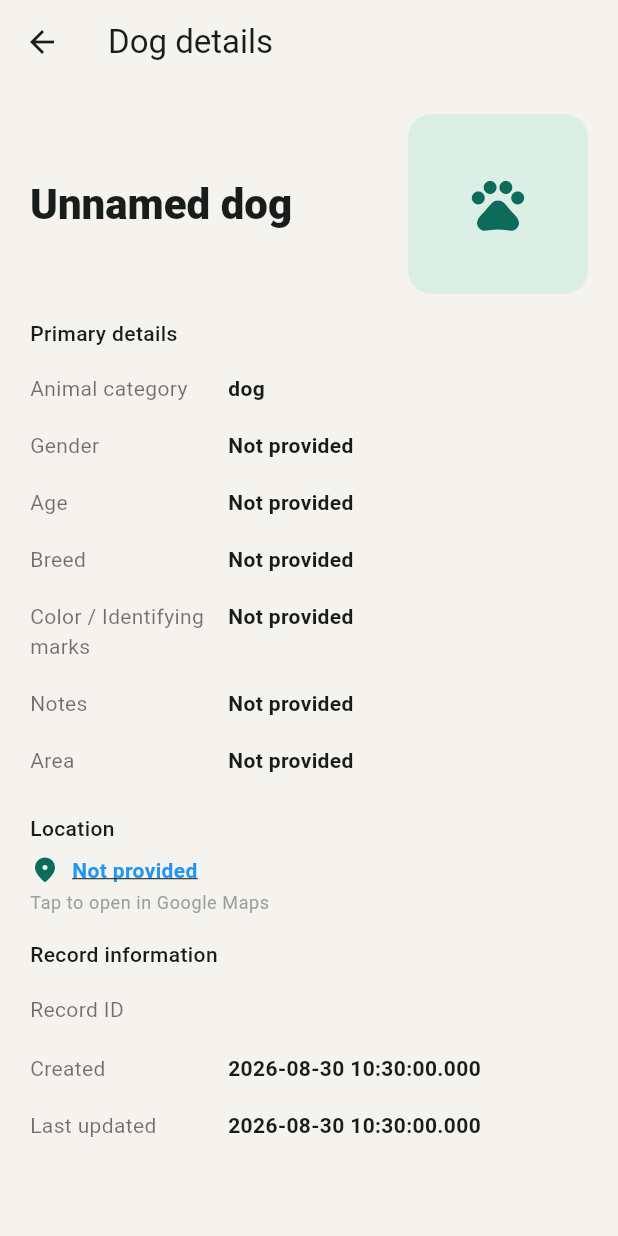
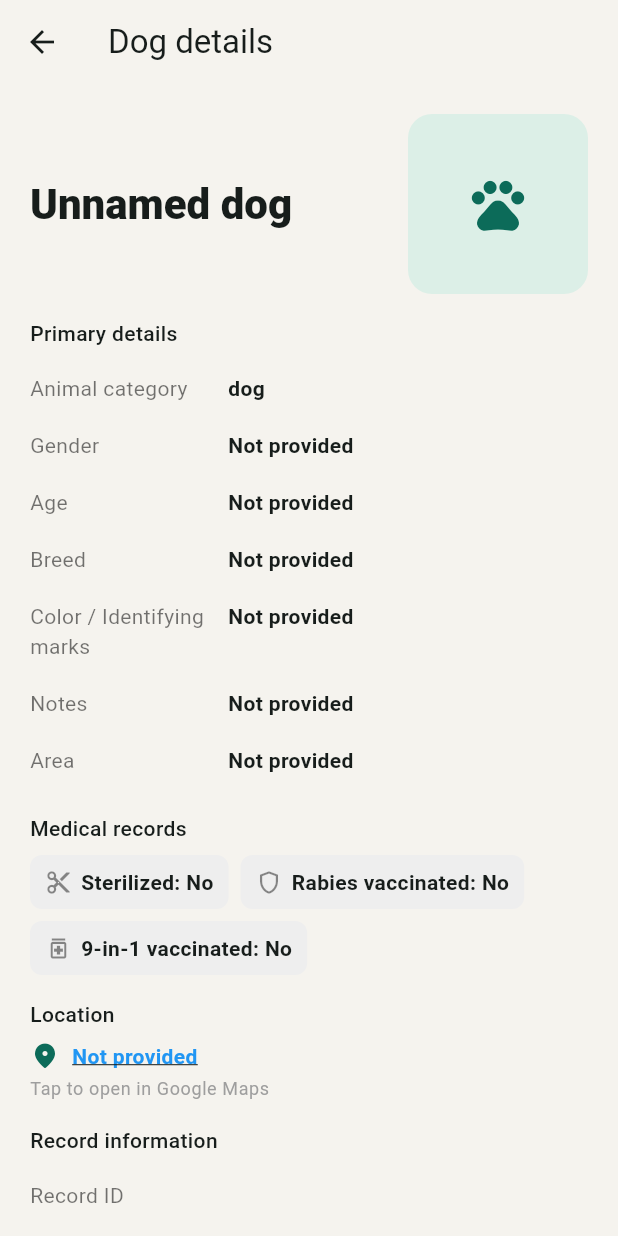
Before and after one commit to vnalalwani/pawprint, a Flutter app: the _DogDetailsPage screen opened directly with empty values, on a phone screen of 412 x 824 dp. Run offline on Flutter 3.47's test engine with Material 3 defaults, Android fonts, the phone set to English and light mode, and no system bars; our stand-ins replace geolocator, image_picker, supabase_flutter; accounts and stored records are empty.

Commit message:
removed vaccinated field

```diff
--- a/lib/main.dart
+++ b/lib/main.dart
@@ -514,6 +514,8 @@ class _DogDetailsPage extends StatelessWidget {
               _DetailValue('Area', _display(dog.area)),
             ],
           ),
+          const SizedBox(height: 16),
+          _MedicalRecordsSection(dog: dog),
           if (dog.hasLocation)
             Padding(
               padding: const EdgeInsets.only(top: 16),
@@ -643,6 +645,81 @@ class _DetailSection extends StatelessWidget {
   );
 }
 
+class _MedicalRecordsSection extends StatelessWidget {
+  const _MedicalRecordsSection({required this.dog});
+
+  final Dog dog;
+
+  @override
+  Widget build(BuildContext context) => Column(
+    crossAxisAlignment: CrossAxisAlignment.start,
+    children: [
+      const Text(
+        'Medical records',
+        style: TextStyle(fontWeight: FontWeight.w500),
+      ),
+      const SizedBox(height: 8),
+      Wrap(
+        spacing: 8,
+        runSpacing: 8,
+        children: [
+          _MedicalRecordBadge(
+            icon: Icons.content_cut_outlined,
+            label: 'Sterilized',
+            complete: dog.sterilization == SterilizationStatus.yes,
+          ),
+          _MedicalRecordBadge(
+            icon: Icons.shield_outlined,
+            label: 'Rabies vaccinated',
+            complete: dog.rabiesVaccinated,
+          ),
+          _MedicalRecordBadge(
+            icon: Icons.medication_outlined,
+            label: '9-in-1 vaccinated',
+            complete: dog.nineInOneVaccinated,
+          ),
+        ],
+      ),
+    ],
+  );
+}
+
+class _MedicalRecordBadge extends StatelessWidget {
+  const _MedicalRecordBadge({
+    required this.icon,
+    required this.label,
+    required this.complete,
+  });
+
+  final IconData icon;
+  final String label;
+  final bool complete;
+
+  @override
+  Widget build(BuildContext context) => Container(
+    padding: const EdgeInsets.symmetric(horizontal: 10, vertical: 8),
+    decoration: BoxDecoration(
+      color: complete ? const Color(0xffdcefe7) : const Color(0xffeeeeee),
+      borderRadius: BorderRadius.circular(8),
+    ),
+    child: Row(
+      mainAxisSize: MainAxisSize.min,
+      children: [
+        Icon(
+          icon,
+          size: 18,
+          color: complete ? const Color(0xff1c6b5a) : Colors.black45,
+        ),
+        const SizedBox(width: 6),
+        Text(
+          '$label: ${complete ? 'Yes' : 'No'}',
+          style: const TextStyle(fontWeight: FontWeight.w600),
+        ),
+      ],
+    ),
+  );
+}
+
 class _EmptyState extends StatelessWidget {
   const _EmptyState({required this.onAddDog});
   final VoidCallback onAddDog;
@@ -702,7 +779,6 @@ class _AddDogDialogState extends State<_AddDogDialog> {
   double? _latitude;
   double? _longitude;
   SterilizationStatus _sterilization = SterilizationStatus.no;
-  bool _vaccinated = false;
   bool _rabies = false;
   bool _nineInOne = false;
   DateTime? _vaccinationDate;
@@ -730,6 +806,8 @@ class _AddDogDialogState extends State<_AddDogDialog> {
     _sterilization = dog.sterilization == SterilizationStatus.unknown
         ? SterilizationStatus.no
         : dog.sterilization;
+    _rabies = dog.rabiesVaccinated;
+    _nineInOne = dog.nineInOneVaccinated;
   }
 
   @override
@@ -813,7 +891,7 @@ class _AddDogDialogState extends State<_AddDogDialog> {
   }
 
   void _save() {
-    if (_vaccinated && (!_rabies && !_nineInOne || _vaccinationDate == null)) {
+    if ((_rabies || _nineInOne) && _vaccinationDate == null) {
       ScaffoldMessenger.of(context).showSnackBar(
         const SnackBar(
           content: Text('Choose a vaccine and its vaccination date.'),
@@ -849,7 +927,6 @@ class _AddDogDialogState extends State<_AddDogDialog> {
         healthDetails: DogHealthDetails(
           dogId: recordId,
           sterilization: _sterilization,
-          vaccinated: _vaccinated,
           rabies: _rabies,
           nineInOne: _nineInOne,
           vaccinationDate: _vaccinationDate,
@@ -1054,22 +1131,11 @@ class _AddDogDialogState extends State<_AddDogDialog> {
                   )
                 : _HealthDetailsPage(
                     sterilization: _sterilization,
-                    vaccinated: _vaccinated,
                     rabies: _rabies,
                     nineInOne: _nineInOne,
                     vaccinationDate: _vaccinationDate,
                     onSterilizationChanged: (status) {
                       setState(() => _sterilization = status);
-                    },
-                    onVaccinatedChanged: (value) {
-                      setState(() {
-                        _vaccinated = value;
-                        if (!value) {
-                          _rabies = false;
-                          _nineInOne = false;
-                          _vaccinationDate = null;
-                        }
-                      });
                     },
                     onRabiesChanged: (value) {
                       setState(() => _rabies = value);
@@ -1112,24 +1178,20 @@ class _DogRecordDraft {
 class _HealthDetailsPage extends StatelessWidget {
   const _HealthDetailsPage({
     required this.sterilization,
-    required this.vaccinated,
     required this.rabies,
     required this.nineInOne,
     required this.vaccinationDate,
     required this.onSterilizationChanged,
-    required this.onVaccinatedChanged,
     required this.onRabiesChanged,
     required this.onNineInOneChanged,
     required this.onSelectDate,
   });
 
   final SterilizationStatus sterilization;
-  final bool vaccinated;
   final bool rabies;
   final bool nineInOne;
   final DateTime? vaccinationDate;
   final ValueChanged<SterilizationStatus> onSterilizationChanged;
-  final ValueChanged<bool> onVaccinatedChanged;
   final ValueChanged<bool> onRabiesChanged;
   final ValueChanged<bool> onNineInOneChanged;
   final VoidCallback onSelectDate;
@@ -1152,28 +1214,19 @@ class _HealthDetailsPage extends StatelessWidget {
         ),
       ),
       const SizedBox(height: 12),
-      SwitchListTile(
-        contentPadding: EdgeInsets.zero,
-        title: const Text(
-          'Vaccinated',
-          style: TextStyle(fontWeight: FontWeight.w600),
-        ),
-        value: vaccinated,
-        onChanged: onVaccinatedChanged,
-      ),
-      if (vaccinated) ...[
       CheckboxListTile(
         contentPadding: EdgeInsets.zero,
-          title: const Text('Rabies'),
+        title: const Text('Rabies vaccinated'),
         value: rabies,
         onChanged: (value) => onRabiesChanged(value ?? false),
       ),
       CheckboxListTile(
         contentPadding: EdgeInsets.zero,
-          title: const Text('9-in-1'),
+        title: const Text('9-in-1 vaccinated'),
         value: nineInOne,
         onChanged: (value) => onNineInOneChanged(value ?? false),
       ),
+      if (rabies || nineInOne) ...[
         const SizedBox(height: 8),
         OutlinedButton.icon(
           onPressed: onSelectDate,
--- a/lib/models/dog.dart
+++ b/lib/models/dog.dart
@@ -15,7 +15,6 @@ class Dog {
     this.age = '',
     this.color = '',
     this.sterilization = SterilizationStatus.unknown,
-    this.vaccinated = false,
     this.rabiesVaccinated = false,
     this.nineInOneVaccinated = false,
     this.sterilizedOn,
@@ -42,7 +41,6 @@ class Dog {
   final String age;
   final String color;
   final SterilizationStatus sterilization;
-  final bool vaccinated;
   final bool rabiesVaccinated;
   final bool nineInOneVaccinated;
   final DateTime? sterilizedOn;
@@ -65,7 +63,6 @@ class Dog {
     String? identification,
     String? age,
     SterilizationStatus? sterilization,
-    bool? vaccinated,
     bool? rabiesVaccinated,
     bool? nineInOneVaccinated,
     DateTime? sterilizedOn,
@@ -94,7 +91,6 @@ class Dog {
       identification: identification ?? this.identification,
       age: age ?? this.age,
       sterilization: sterilization ?? this.sterilization,
-      vaccinated: vaccinated ?? this.vaccinated,
       rabiesVaccinated: rabiesVaccinated ?? this.rabiesVaccinated,
       nineInOneVaccinated: nineInOneVaccinated ?? this.nineInOneVaccinated,
       sterilizedOn: clearSterilizedOn
@@ -125,7 +121,6 @@ class Dog {
     'identification': identification,
     'age': age,
     'sterilization': sterilization.name,
-    'vaccinated': vaccinated,
     'rabiesVaccinated': rabiesVaccinated,
     'nineInOneVaccinated': nineInOneVaccinated,
     'sterilizedOn': sterilizedOn?.toIso8601String(),
@@ -156,7 +151,6 @@ class Dog {
         (value) => value.name == map['sterilization'],
         orElse: () => SterilizationStatus.unknown,
       ),
-      vaccinated: (map['vaccinated'] as bool?) ?? false,
       rabiesVaccinated: (map['rabiesVaccinated'] as bool?) ?? false,
       nineInOneVaccinated: (map['nineInOneVaccinated'] as bool?) ?? false,
       sterilizedOn: map['sterilizedOn'] == null
--- a/lib/models/dog_health_details.dart
+++ b/lib/models/dog_health_details.dart
@@ -4,7 +4,6 @@ class DogHealthDetails {
   const DogHealthDetails({
     required this.dogId,
     required this.sterilization,
-    required this.vaccinated,
     required this.rabies,
     required this.nineInOne,
     this.vaccinationDate,
@@ -12,7 +11,6 @@ class DogHealthDetails {
 
   final String dogId;
   final SterilizationStatus sterilization;
-  final bool vaccinated;
   final bool rabies;
   final bool nineInOne;
   final DateTime? vaccinationDate;
```
Also changed, not shown: lib/data/dog_repository.dart (+32 -32 lines), 4 other files. Lines whose indentation alone changed are shown as unchanged.
